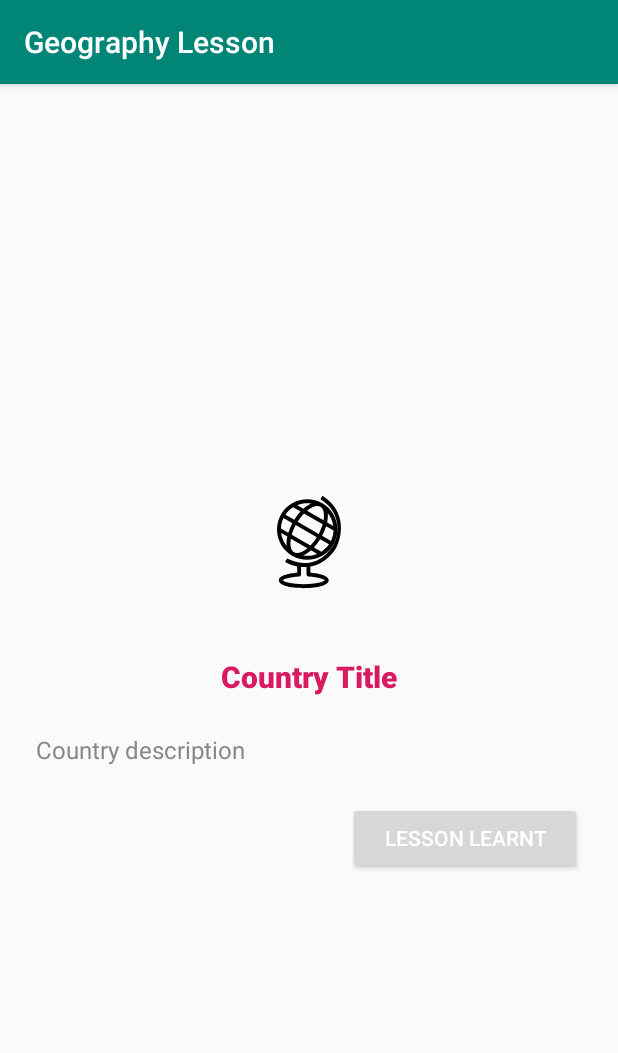
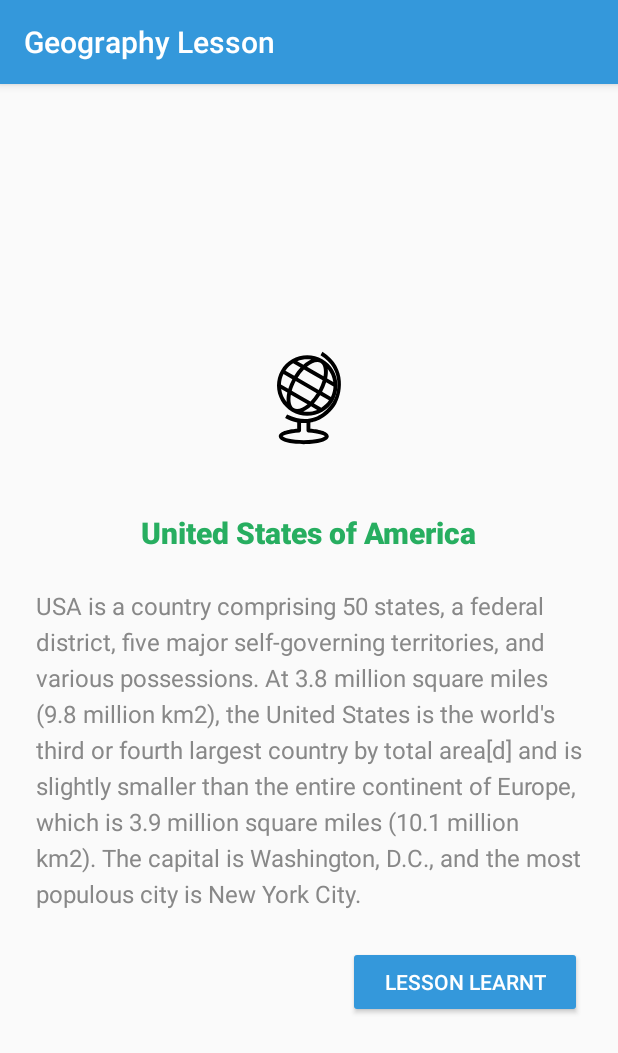
Before and after one commit to mdjohns/mobile_apps_coursework, an Android app: the screen it shows after launch (MainActivity), after a tap on "LESSON LEARNT", on a phone screen of 412 x 824 dp. Shown: the top 1053 px of the screen. Run offline under Robolectric (Android 15) with nearby library versions, the phone set to English and light mode, and no system bars.

Commit message:
finished assignment 3 aside from adding country images

```diff
--- a/03-android-resources/app/src/main/java/com/ualr/resources/MainActivity.java
+++ b/03-android-resources/app/src/main/java/com/ualr/resources/MainActivity.java
@@ -3,14 +3,16 @@
 import androidx.appcompat.app.AppCompatActivity;
 import androidx.coordinatorlayout.widget.CoordinatorLayout;
 
+import android.content.res.Resources;
 import android.os.Bundle;
 import android.view.View;
+import android.widget.Button;
+import android.widget.TextView;
+import android.widget.Toast;
 
 import com.google.android.material.snackbar.Snackbar;
 
 // TODO 3: Define the alternative resources needed to have different content and look n feel depending on the device language.
-// TODO 4: Get the description string value from resources
-// TODO 5: Initialize the text property of the TextView element with the "country_description_text" id by using the value retrieved in the previous TODO point
 
 public class MainActivity extends AppCompatActivity {
 
@@ -18,6 +20,15 @@
     protected void onCreate(Bundle savedInstanceState) {
         super.onCreate(savedInstanceState);
         setContentView(R.layout.activity_main);
+        TextView countryDescripView = findViewById(R.id.country_description_text);
+        String countryDescripString = this.getResources().getString(R.string.country_description);
+        countryDescripView.setText(countryDescripString);
+    }
+
+    public void onLessonLearntClicked(View v) {
+        String completeLessonText = this.getResources().getString(R.string.congrats_text);
+        Toast toast = Toast.makeText(this, completeLessonText, Toast.LENGTH_LONG);
+        toast.show();
     }
 
 }
--- /dev/null
+++ b/03-android-resources/app/src/main/res/color/button_color.xml
@@ -0,0 +1,5 @@
+<?xml version="1.0" encoding="utf-8"?>
+<selector xmlns:android="http://schemas.android.com/apk/res/android">
+    <item android:state_checked="true" android:color="@color/colorAccent" />
+    <item android:color="@color/colorPrimary"/>
+</selector>
--- a/03-android-resources/app/src/main/res/layout/activity_main.xml
+++ b/03-android-resources/app/src/main/res/layout/activity_main.xml
@@ -1,7 +1,4 @@
 <?xml version="1.0" encoding="utf-8"?>
-<!-- TODO 1: Replace hardcoded numeric values with dimen resources (Obviously, you'll have to create a dimens file) -->
-<!-- TODO 2: Replace hardcoded strings with string resources for every GUI text component, with the exception of the
-             TextView with the "country_description_text" id -->
 <!-- TODO 8: Add a new layout for the MainActivity to be displayed on landscape orientation -->
 <!-- TODO 9: Make sure the appropriate bitmap image is displayed for the two considered languages -->
 <androidx.coordinatorlayout.widget.CoordinatorLayout xmlns:android="http://schemas.android.com/apk/res/android"
@@ -14,25 +11,26 @@
     <androidx.constraintlayout.widget.ConstraintLayout
         android:layout_width="match_parent"
         android:layout_height="match_parent"
-        android:padding="24dp"
+        android:padding="@dimen/main_padding"
         tools:context=".MainActivity">
 
         <Button
             android:id="@+id/lesson_learnt_button"
             style="@style/AppTheme.Button"
+            android:backgroundTint="@color/button_color"
             android:layout_width="wrap_content"
             android:layout_height="wrap_content"
             android:onClick="onLessonLearntClicked"
-            android:text="lesson learnt"
+            android:text="@string/lesson_learnt_label"
             app:layout_constraintBottom_toBottomOf="parent"
             app:layout_constraintEnd_toEndOf="parent"
             app:layout_constraintTop_toBottomOf="@+id/country_description_text" />
 
         <ImageView
             android:id="@+id/country_image"
-            android:layout_width="128dp"
-            android:layout_height="0dp"
-            android:layout_marginBottom="12dp"
+            android:layout_width="@dimen/country_image_width"
+            android:layout_height="@dimen/country_image_height"
+            android:layout_marginBottom="@dimen/country_image_margin_bottom"
             android:src="@drawable/ic_country"
             app:layout_constraintBottom_toTopOf="@+id/country_title_text"
             app:layout_constraintDimensionRatio="H, 1:1"
@@ -47,8 +45,8 @@
             style="@style/AppTheme.LongText"
             android:layout_width="wrap_content"
             android:layout_height="wrap_content"
-            android:layout_marginBottom="24dp"
-            android:text="Country description"
+            android:layout_marginBottom="@dimen/country_description_margin_bottom"
+            android:text="Country Description text"
             app:layout_constraintBottom_toTopOf="@+id/lesson_learnt_button"
             app:layout_constraintStart_toStartOf="parent"
             app:layout_constraintTop_toBottomOf="@+id/country_title_text" />
@@ -58,8 +56,8 @@
             style="@style/AppTheme.Title"
             android:layout_width="wrap_content"
             android:layout_height="wrap_content"
-            android:layout_marginBottom="24dp"
-            android:text="Country Title"
+            android:layout_marginBottom="@dimen/country_title_margin_bottom"
+            android:text="@string/country_title"
             app:layout_constraintBottom_toTopOf="@+id/country_description_text"
             app:layout_constraintEnd_toEndOf="parent"
             app:layout_constraintHorizontal_chainStyle="packed"
--- a/03-android-resources/app/src/main/res/values/colors.xml
+++ b/03-android-resources/app/src/main/res/values/colors.xml
@@ -1,7 +1,7 @@
 <?xml version="1.0" encoding="utf-8"?>
 <resources>
-    <color name="colorPrimary">#008577</color>
-    <color name="colorPrimaryDark">#00574B</color>
-    <color name="colorAccent">#D81B60</color>
+    <color name="colorPrimary">#3498db</color>
+    <color name="colorPrimaryDark">#2980b9</color>
+    <color name="colorAccent">#27ae60</color>
     <color name="colorText">#888</color>
 </resources>
--- /dev/null
+++ b/03-android-resources/app/src/main/res/values/dimen.xml
@@ -0,0 +1,10 @@
+<?xml version="1.0" encoding="utf-8"?>
+<resources>
+    <dimen name="main_padding">24dp</dimen>
+
+    <dimen name="country_image_width">128dp</dimen>
+    <dimen name="country_image_height">0dp</dimen>
+    <dimen name="country_image_margin_bottom">12dp</dimen>
+    <dimen name="country_description_margin_bottom">24dp</dimen>
+    <dimen name="country_title_margin_bottom">24dp</dimen>
+</resources>
--- a/03-android-resources/app/src/main/res/values/strings.xml
+++ b/03-android-resources/app/src/main/res/values/strings.xml
@@ -1,5 +1,14 @@
 <resources>
     <string name="app_name" translatable="false">Geography Lesson</string>
-    <string name="lesson_learnt_label">lesson learnt</string>
-    <string name="congrats_text">Congratulations. Now, enjoy your free time.</string>
+    <string name="lesson_learnt_label" translatable="false">lesson learnt</string>
+    <string name="congrats_text" translatable="false">Congratulations. Now, enjoy your free time.</string>
+    <string name="country_description">
+        USA is a country comprising 50 states, a federal district, five major
+        self-governing territories, and various possessions. At 3.8 million square miles
+        (9.8 million km2), the United States is the world\'s third or fourth largest country
+        by total area[d] and is slightly smaller than the entire continent of Europe, which
+        is 3.9 million square miles (10.1 million km2). The capital is Washington, D.C.,
+        and the most populous city is New York City.
+    </string>
+    <string name="country_title">United States of America</string>
 </resources>
```
Also changed, not shown: 03-android-resources/gradle/wrapper/gradle-wrapper.properties (added), 5 other files.
